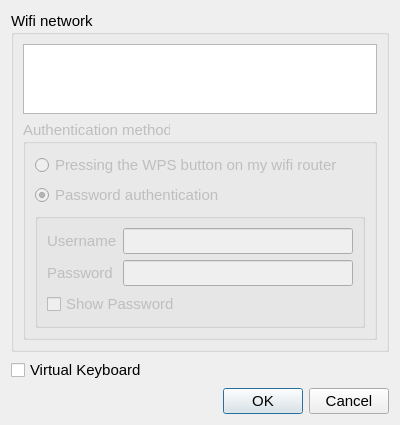
Before: the Qt Designer form recovery/wifisettingsdialog.ui in procount/pinn, drawn with Qt 5.
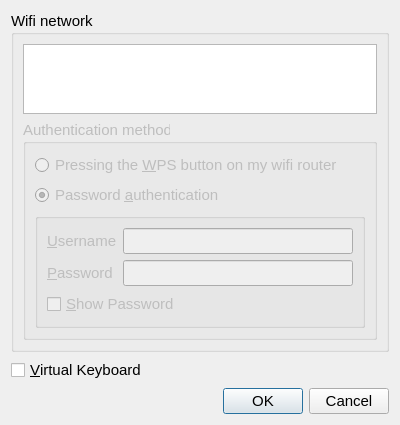
After: the same form once the commit is applied.

Commit message: wifidialog accelerators

The edit to the form file:
```diff
--- a/recovery/wifisettingsdialog.ui
+++ b/recovery/wifisettingsdialog.ui
@@ -10,7 +10,7 @@
     <x>0</x>
     <y>0</y>
     <width>400</width>
-    <height>400</height>
+    <height>415</height>
    </rect>
   </property>
   <property name="font">
@@ -61,14 +61,14 @@
          <item>
           <widget class="QRadioButton" name="WpsRadio">
            <property name="text">
-            <string>Pressing the WPS button on my wifi router</string>
+            <string>Pressing the &amp;WPS button on my wifi router</string>
            </property>
           </widget>
          </item>
          <item>
           <widget class="QRadioButton" name="passwordRadio">
            <property name="text">
-            <string>Password authentication</string>
+            <string>Password &amp;authentication</string>
            </property>
            <property name="checked">
             <bool>true</bool>
@@ -93,7 +93,10 @@
                <bool>false</bool>
               </property>
               <property name="text">
-               <string>Username</string>
+               <string>&amp;Username</string>
+              </property>
+              <property name="buddy">
+               <cstring>userEdit</cstring>
               </property>
              </widget>
             </item>
@@ -107,7 +110,10 @@
             <item row="1" column="0">
              <widget class="QLabel" name="label_3">
               <property name="text">
-               <string>Password</string>
+               <string>&amp;Password</string>
+              </property>
+              <property name="buddy">
+               <cstring>passwordEdit</cstring>
               </property>
              </widget>
             </item>
@@ -118,16 +124,13 @@
               </property>
              </widget>
             </item>
-
--            <item row="2" column="0" colspan="2">
--             <widget class="QCheckBox" name="checkBox">
--              <property name="text">
--               <string>Show Password</string>
--              </property>
--             </widget>
--            </item>
-
-
+            <item row="2" column="0" colspan="2">
+             <widget class="QCheckBox" name="checkBox">
+              <property name="text">
+               <string>&amp;Show Password</string>
+              </property>
+             </widget>
+            </item>
            </layout>
           </widget>
          </item>
@@ -140,7 +143,7 @@
    <item>
     <widget class="QCheckBox" name="vkeyboard">
      <property name="text">
-      <string>Virtual Keyboard</string>
+      <string>&amp;Virtual Keyboard</string>
      </property>
     </widget>
    </item>
```
